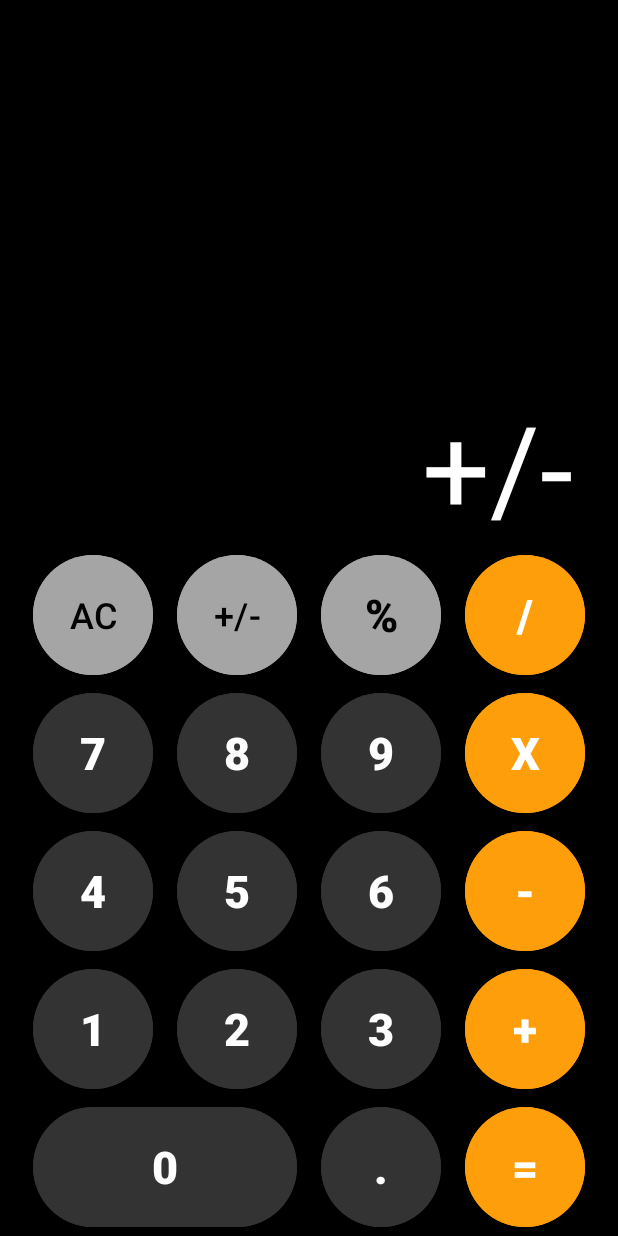
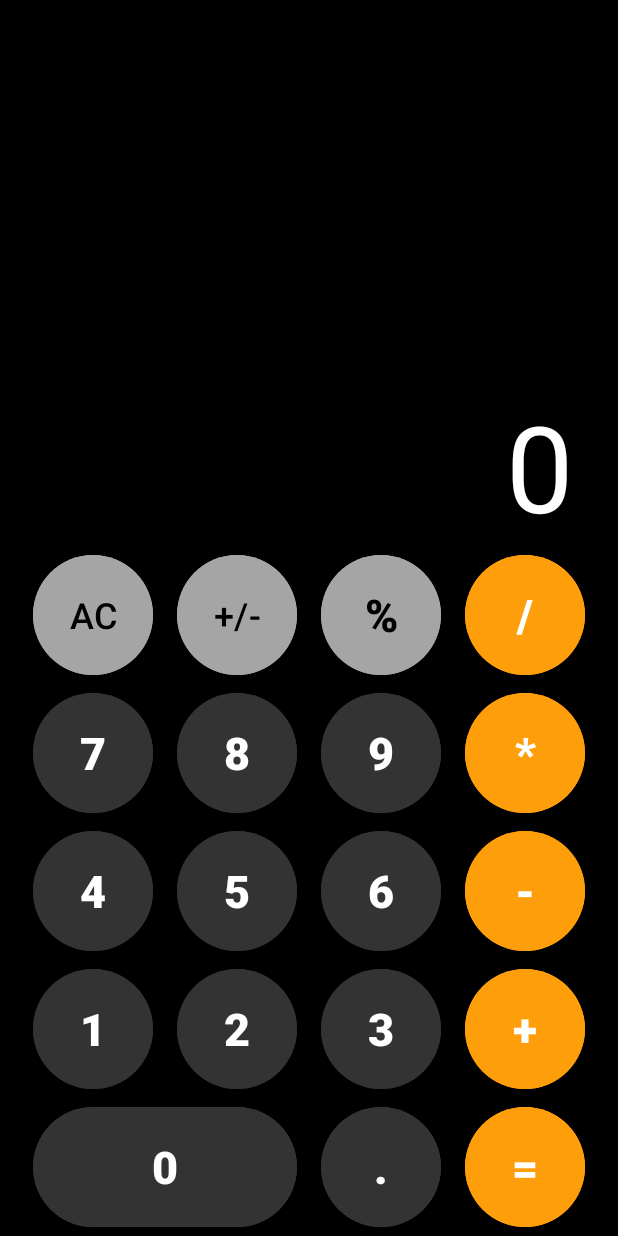
Before and after one commit to megodevice/Calculator, an Android app: the screen it shows after launch (MainActivity), after a tap on "+/-", on a phone screen of 412 x 824 dp. Run offline under Robolectric (Android 15) with nearby library versions, the phone set to English and light mode, and no system bars.

Commit message:
+/- mistake

```diff
--- a/app/src/main/java/com/geeks/calculator/MainActivity.java
+++ b/app/src/main/java/com/geeks/calculator/MainActivity.java
@@ -5,6 +5,7 @@ import androidx.appcompat.app.AppCompatActivity;
 import android.content.ClipData;
 import android.content.ClipboardManager;
 import android.content.Context;
+import android.hardware.biometrics.BiometricManager;
 import android.os.Bundle;
 import android.text.Editable;
 import android.text.TextWatcher;
@@ -41,9 +42,11 @@ public class MainActivity extends AppCompatActivity {
 
     public void onDigitClick(View view) {
         if (view instanceof MaterialButton) {
-            if (((MaterialButton) view).getText().toString().equals("+/-") && !resultTextView.getText().toString().equals("0")) {
+            if (((MaterialButton) view).getText().toString().equals("+/-")) {
                 if (!resultTextView.getText().toString().contains("-")) {
-                    resultTextView.setText("-" + resultTextView.getText().toString());
+                    if (!resultTextView.getText().toString().equals("0")) {
+                        resultTextView.setText("-" + resultTextView.getText().toString());
+                    }
                 } else {
                     resultTextView.setText(resultTextView.getText().toString().replace("-", ""));
                 }
@@ -95,16 +98,14 @@ public class MainActivity extends AppCompatActivity {
 
     public void onOperationClick(View view) {
         if (view instanceof MaterialButton) {
-
             if (!resultPressed && !operationPressed && digitPressed) {
                 onResultClick(null);
             }
-
             if (((MaterialButton) view).getText().toString().equals("+"))
                 operation = Operations.SUM;
             else if (((MaterialButton) view).getText().toString().equals("-"))
                 operation = Operations.SUBTRACT;
-            else if (((MaterialButton) view).getText().toString().equals("X"))
+            else if (((MaterialButton) view).getText().toString().equals("*"))
                 operation = Operations.MULTIPLY;
             else if (((MaterialButton) view).getText().toString().equals("/"))
                 operation = Operations.DIVIDE;
@@ -138,4 +139,5 @@ public class MainActivity extends AppCompatActivity {
         clipboard.setPrimaryClip(clip);
         Toast.makeText(MainActivity.this, "Результат скопирован", Toast.LENGTH_SHORT).show();
     }
+
 }
--- a/app/src/main/java/com/geeks/calculator/Operations.java
+++ b/app/src/main/java/com/geeks/calculator/Operations.java
@@ -1,5 +1,15 @@
 package com.geeks.calculator;
 
 public enum Operations {
-    SUM, DIVIDE, MULTIPLY, SUBTRACT, NON
+    SUM ("+"), DIVIDE ("/"), MULTIPLY ("*"), SUBTRACT ("-"), NON ("");
+
+    private String s;
+
+    Operations(String s) {
+        this.s = s;
+    }
+
+    String getString() {
+        return s;
+    }
 }
--- a/app/src/main/res/layout/activity_main.xml
+++ b/app/src/main/res/layout/activity_main.xml
@@ -77,7 +77,7 @@
             <com.google.android.material.button.MaterialButton
                 style="@style/Orange.Button"
                 android:onClick="onOperationClick"
-                android:text="X" />
+                android:text="*" />
 
         </LinearLayout>
 
```
